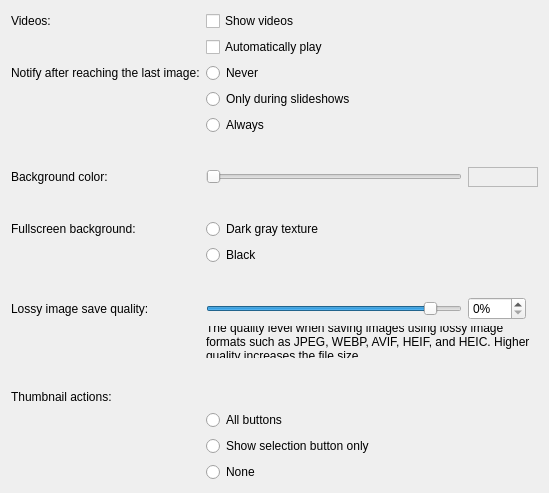
The window that app/generalconfigpage.ui (KDE/gwenview) describes before a commit, drawn with Qt 5.
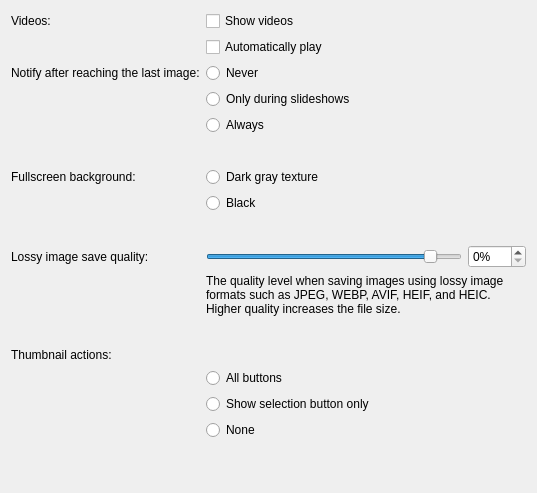
The same window after the commit.

Commit message:
Add background color switching widget and use colors based on the color scheme
This also replaces the background color slider

```diff
--- a/app/generalconfigpage.ui
+++ b/app/generalconfigpage.ui
@@ -83,90 +83,6 @@
     </spacer>
    </item>
    <item row="6" column="0">
-    <widget class="QLabel" name="label_2">
-     <property name="text">
-      <string>Background color:</string>
-     </property>
-     <property name="buddy">
-      <cstring>kcfg_ViewBackgroundValue</cstring>
-     </property>
-    </widget>
-   </item>
-   <item row="6" column="1">
-    <layout class="QHBoxLayout">
-     <item>
-      <widget class="QSlider" name="kcfg_ViewBackgroundValue">
-       <property name="minimumSize">
-        <size>
-         <width>256</width>
-         <height>0</height>
-        </size>
-       </property>
-       <property name="maximum">
-        <number>255</number>
-       </property>
-       <property name="orientation">
-        <enum>Qt::Horizontal</enum>
-       </property>
-      </widget>
-     </item>
-     <item>
-      <widget class="QFrame" name="backgroundValueFrame">
-       <property name="sizePolicy">
-        <sizepolicy hsizetype="Fixed" vsizetype="Preferred">
-         <horstretch>0</horstretch>
-         <verstretch>0</verstretch>
-        </sizepolicy>
-       </property>
-       <property name="minimumSize">
-        <size>
-         <width>70</width>
-         <height>0</height>
-        </size>
-       </property>
-       <property name="autoFillBackground">
-        <bool>true</bool>
-       </property>
-       <property name="frameShape">
-        <enum>QFrame::StyledPanel</enum>
-       </property>
-       <property name="frameShadow">
-        <enum>QFrame::Sunken</enum>
-       </property>
-      </widget>
-     </item>
-     <item>
-      <spacer>
-       <property name="orientation">
-        <enum>Qt::Horizontal</enum>
-       </property>
-       <property name="sizeHint" stdset="0">
-        <size>
-         <width>40</width>
-         <height>20</height>
-        </size>
-       </property>
-      </spacer>
-     </item>
-    </layout>
-   </item>
-   <item row="7" column="1">
-    <spacer name="verticalSpacer_2">
-     <property name="orientation">
-      <enum>Qt::Vertical</enum>
-     </property>
-     <property name="sizeType">
-      <enum>QSizePolicy::Fixed</enum>
-     </property>
-     <property name="sizeHint" stdset="0">
-      <size>
-       <width>20</width>
-       <height>20</height>
-      </size>
-     </property>
-    </spacer>
-   </item>
-   <item row="8" column="0">
     <widget class="QLabel" name="label_3">
      <property name="text">
       <string>Fullscreen background:</string>
@@ -176,21 +92,21 @@
      </property>
     </widget>
    </item>
-   <item row="8" column="1">
+   <item row="6" column="1">
     <widget class="QRadioButton" name="fullscreenBackgroundImageRadioButton">
      <property name="text">
       <string>Dark gray texture</string>
      </property>
     </widget>
    </item>
-   <item row="9" column="1">
+   <item row="7" column="1">
     <widget class="QRadioButton" name="fullscreenBackgroundBlackRadioButton">
      <property name="text">
       <string>Black</string>
      </property>
     </widget>
    </item>
-   <item row="10" column="1">
+   <item row="8" column="1">
     <spacer name="verticalSpacer_3">
      <property name="orientation">
       <enum>Qt::Vertical</enum>
@@ -206,7 +122,7 @@
      </property>
     </spacer>
    </item>
-   <item row="11" column="0">
+   <item row="9" column="0">
     <widget class="QLabel" name="label_4">
      <property name="text">
       <string>Lossy image save quality:</string>
@@ -216,7 +132,7 @@
      </property>
     </widget>
    </item>
-   <item row="11" column="1">
+   <item row="9" column="1">
     <layout class="QHBoxLayout" name="horizontalLayout">
      <item>
       <widget class="QSlider" name="kcfg_JPEGQuality">
@@ -274,7 +190,7 @@
      </item>
     </layout>
    </item>
-   <item row="12" column="1">
+   <item row="10" column="1">
     <widget class="QLabel" name="lossyImageFormatHelpLabel">
      <property name="text">
       <string>The quality level when saving images using lossy image formats such as JPEG, WEBP, AVIF, HEIF, and HEIC. Higher quality increases the file size.</string>
@@ -284,8 +200,8 @@
      </property>
     </widget>
    </item>
-   <item row="13" column="1">
-    <spacer name="verticalSpacer_4">
+   <item row="11" column="1">
+    <spacer name="verticalSpacer_3">
      <property name="orientation">
       <enum>Qt::Vertical</enum>
      </property>
@@ -300,28 +216,28 @@
      </property>
     </spacer>
    </item>
-   <item row="14" column="0">
+   <item row="12" column="0">
     <widget class="QLabel" name="label_5">
      <property name="text">
       <string>Thumbnail actions:</string>
      </property>
     </widget>
    </item>
-   <item row="15" column="1">
+   <item row="13" column="1">
     <widget class="QRadioButton" name="allButtonsThumbnailActionsRadioButton">
      <property name="text">
       <string>All buttons</string>
      </property>
     </widget>
    </item>
-   <item row="16" column="1">
+   <item row="14" column="1">
     <widget class="QRadioButton" name="selectionOnlyThumbnailActionsRadioButton">
      <property name="text">
       <string>Show selection button only</string>
      </property>
     </widget>
    </item>
-   <item row="17" column="1">
+   <item row="15" column="1">
     <widget class="QRadioButton" name="noneThumbnailActionsRadioButton">
      <property name="text">
       <string>None</string>
```
The commit also changes 18 other files.
